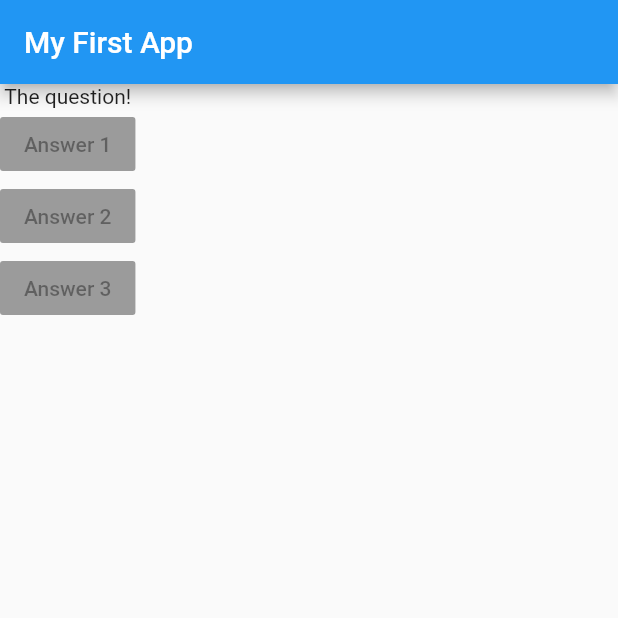
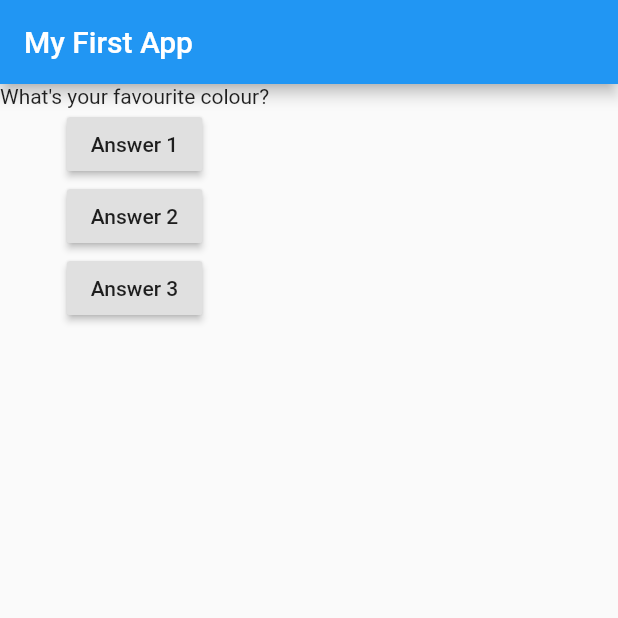
Before and after one commit to PaulTA91/flutter_complete_guide, a Flutter app: the screen it shows after launch, on a phone screen of 412 x 824 dp, the top half of it. Run offline on Flutter 3.47's test engine with Material 2 defaults, Android fonts, the phone set to English and light mode, and no system bars.

```diff
--- a/lib/main.dart
+++ b/lib/main.dart
@@ -1,15 +1,30 @@
 import 'package:flutter/material.dart';
 
-void main() {
-  runApp(MyApp());
+void main() => runApp(MyApp());
+
+class MyApp extends StatefulWidget {
+  @override
+  State<StatefulWidget> createState() {
+    // TODO: implement createState
+    return MyAppState();
+  }
 }
 
-class MyApp extends StatelessWidget {
+class MyAppState extends State<MyApp> {
+  var questionIndex = 0;
+
+  void answerQuestion() {
+    setState(() {
+      questionIndex++;
+      print(questionIndex);
+    });
+  }
+
   @override
   Widget build(BuildContext context) {
     var questions = [
       "What's your favourite colour?",
-      "What's your facourite animal?"
+      "What's your favourite animal?"
     ];
     return MaterialApp(
       home: Scaffold(
@@ -18,18 +33,20 @@ class MyApp extends StatelessWidget {
         ),
         body: Column(
           children: [
-            Text("The question!"),
+            Text(questions[questionIndex]),
             RaisedButton(
               child: Text("Answer 1"),
-              onPressed: null,
+              onPressed: answerQuestion,
             ),
             RaisedButton(
               child: Text("Answer 2"),
-              onPressed: null,
+              onPressed: () => print("Answer 2 chosen"),
             ),
             RaisedButton(
               child: Text("Answer 3"),
-              onPressed: null,
+              onPressed: () {
+                print("Answer 3 Chosen");
+              },
             ),
           ],
         ),
```
